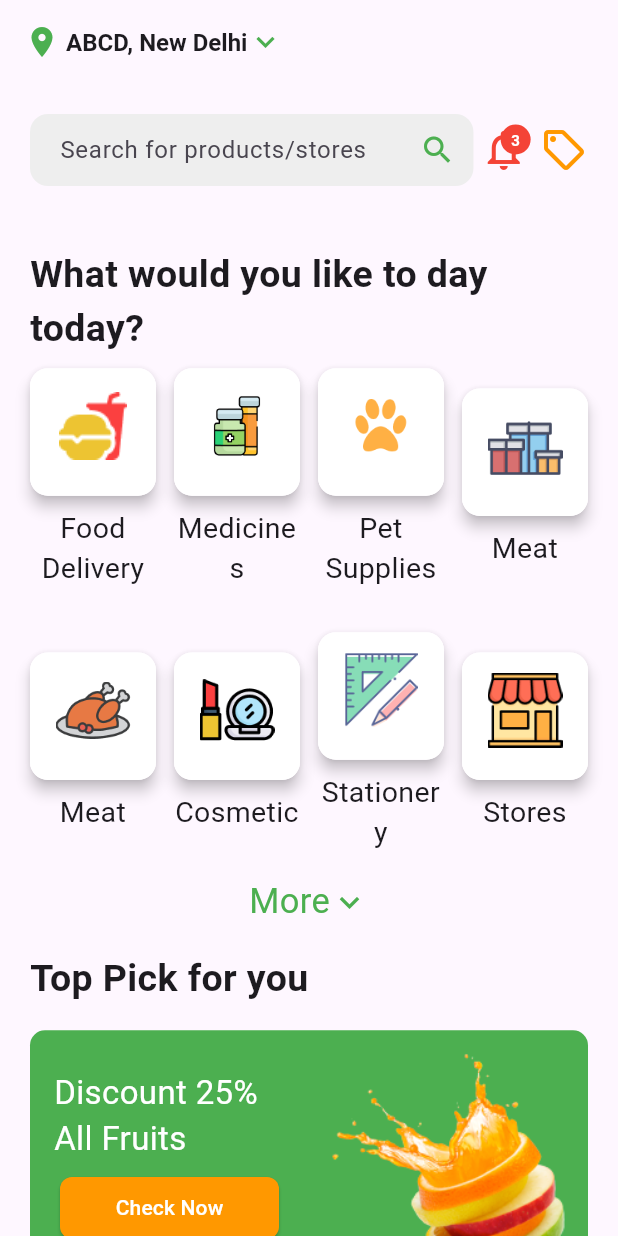
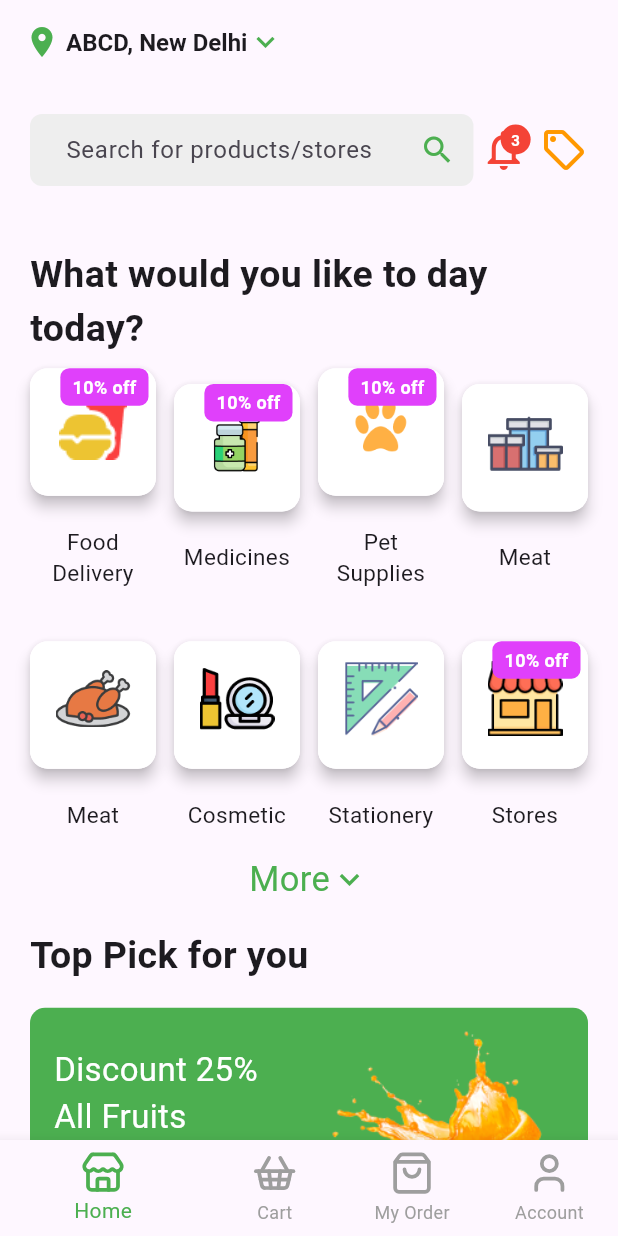
Before and after one commit to abijithpc/Tendora, a Flutter app: the screen it shows after launch, on a phone screen of 412 x 824 dp. Run offline on Flutter 3.47's test engine with Material 3 defaults, Android fonts, the phone set to English and light mode, and no system bars; our stand-ins replace flutter_riverpod, lucide_icons_flutter, timeago.

Commit message:
Completed 100%

```diff
--- /dev/null
+++ b/lib/Core/Widget/bottom_nav_bar.dart
@@ -0,0 +1,56 @@
+import 'package:flutter/material.dart';
+import 'package:flutter_riverpod/flutter_riverpod.dart';
+import 'package:lucide_icons_flutter/lucide_icons.dart';
+import 'package:trendora/Core/constant.dart';
+import 'package:trendora/Screens/account_page.dart';
+import 'package:trendora/Screens/cart_page.dart';
+import 'package:trendora/Screens/home_screen.dart';
+import 'package:trendora/Screens/order_page.dart';
+import 'package:trendora/provider/bottomnav_provider.dart';
+
+class BottomNavBar extends ConsumerWidget {
+  const BottomNavBar({super.key});
+
+  @override
+  Widget build(BuildContext context, WidgetRef ref) {
+    int _selectedIndex = ref.watch(bottomNavIndexProvider);
+
+    final List<Widget> _pages = [
+      HomeScreen(),
+      CartPage(),
+      OrderPage(),
+      AccountPage(),
+    ];
+    return Scaffold(
+      body: _pages[_selectedIndex],
+      bottomNavigationBar: BottomNavigationBar(
+        currentIndex: _selectedIndex,
+        selectedItemColor: kGreen,
+        unselectedItemColor: kGrey,
+        showSelectedLabels: true,
+        showUnselectedLabels: true,
+        onTap: (value) {
+          ref.read(bottomNavIndexProvider.notifier).state = value;
+        },
+        items: const [
+          BottomNavigationBarItem(
+            label: "Home",
+            icon: Icon(LucideIcons.store600, size: 30),
+          ),
+          BottomNavigationBarItem(
+            label: "Cart",
+            icon: Icon(LucideIcons.shoppingBasket600, size: 30),
+          ),
+          BottomNavigationBarItem(
+            label: "My Order",
+            icon: Icon(LucideIcons.shoppingBag600, size: 30),
+          ),
+          BottomNavigationBarItem(
+            label: "Account",
+            icon: Icon(LucideIcons.user600, size: 30),
+          ),
+        ],
+      ),
+    );
+  }
+}
--- a/lib/Screens/Widget/home_screen_widget/category_bar.dart
+++ b/lib/Screens/Widget/home_screen_widget/category_bar.dart
@@ -13,6 +13,7 @@ class CategoryBar1 extends StatelessWidget {
           children: const [
             Expanded(
               child: CategoryCard(
+                discountText: "10% off",
                 imagePath: "assets/icons/download.png",
                 title: "Food Delivery",
               ),
@@ -20,6 +21,7 @@ class CategoryBar1 extends StatelessWidget {
             SizedBox(width: 12),
             Expanded(
               child: CategoryCard(
+                discountText: "10% off",
                 imagePath: "assets/icons/download (1).png",
                 title: "Medicines",
               ),
@@ -27,6 +29,7 @@ class CategoryBar1 extends StatelessWidget {
             SizedBox(width: 12),
             Expanded(
               child: CategoryCard(
+                discountText: "10% off",
                 imagePath: "assets/icons/download (2).png",
                 title: "Pet Supplies",
               ),
@@ -40,7 +43,7 @@ class CategoryBar1 extends StatelessWidget {
             ),
           ],
         ),
-        SizedBox(height: 29),
+        SizedBox(height: 35),
         Row(
           mainAxisAlignment: MainAxisAlignment.spaceBetween,
           children: const [
@@ -67,6 +70,7 @@ class CategoryBar1 extends StatelessWidget {
             SizedBox(width: 12),
             Expanded(
               child: CategoryCard(
+                discountText: "10% off",
                 imagePath: "assets/icons/download (7).png",
                 title: "Stores",
               ),
--- a/lib/Screens/Widget/home_screen_widget/category_card.dart
+++ b/lib/Screens/Widget/home_screen_widget/category_card.dart
@@ -1,23 +1,27 @@
 import 'package:flutter/material.dart';
 
-//Category Card
 class CategoryCard extends StatelessWidget {
   final String title;
   final String imagePath;
   final VoidCallback? onTap;
+  final String? discountText; // 👈 Optional discount text
 
   const CategoryCard({
     super.key,
     required this.title,
     required this.imagePath,
     this.onTap,
+    this.discountText, // 👈 Add to constructor
   });
 
   @override
   Widget build(BuildContext context) {
     double cardWidth = MediaQuery.of(context).size.width / 2 - 30;
 
-    return Column(
+    return Stack(
+      alignment: Alignment.topCenter,
+      children: [
+        Column(
           children: [
             SizedBox(
               width: cardWidth,
@@ -45,12 +49,37 @@ class CategoryCard extends StatelessWidget {
                 ),
               ),
             ),
-        const SizedBox(height: 8),
-
+            const SizedBox(height: 20),
             Text(
               title,
               textAlign: TextAlign.center,
-          style: const TextStyle(fontSize: 19, fontWeight: FontWeight.normal),
+              style: const TextStyle(
+                fontSize: 15,
+                fontWeight: FontWeight.normal,
+              ),
+            ),
+          ],
+        ),
+        // ✅ Show discount only if provided
+        if (discountText != null)
+          Positioned(
+            top: 0,
+            right: 5,
+            child: Container(
+              padding: const EdgeInsets.symmetric(horizontal: 8, vertical: 4),
+              decoration: BoxDecoration(
+                color: Colors.purpleAccent,
+                borderRadius: BorderRadius.circular(6),
+              ),
+              child: Text(
+                discountText!,
+                style: const TextStyle(
+                  color: Colors.white,
+                  fontSize: 12,
+                  fontWeight: FontWeight.bold,
+                ),
+              ),
+            ),
           ),
       ],
     );
--- a/lib/Screens/Widget/home_screen_widget/home_body.dart
+++ b/lib/Screens/Widget/home_screen_widget/home_body.dart
@@ -31,7 +31,7 @@ class Home_body extends StatelessWidget {
           crossAxisAlignment: CrossAxisAlignment.center,
           children: [
             // Search Bar
-            SeatchBar(screenWidth: screenWidth),
+            SeatchBar(screenHeight: screenHeight, screenWidth: screenWidth),
             SizedBox(height: screenHeight * 0.05),
             Text(
               "What would you like to day today?",
--- a/lib/Screens/Widget/home_screen_widget/search_bar.dart
+++ b/lib/Screens/Widget/home_screen_widget/search_bar.dart
@@ -3,9 +3,14 @@ import 'package:trendora/Core/constant.dart';
 import 'package:trendora/Screens/notification_screen.dart';
 
 class SeatchBar extends StatelessWidget {
-  const SeatchBar({super.key, required this.screenWidth});
+  const SeatchBar({
+    super.key,
+    required this.screenHeight,
+    required this.screenWidth,
+  });
 
   final double screenWidth;
+  final double screenHeight;
 
   @override
   Widget build(BuildContext context) {
@@ -18,10 +23,13 @@ class SeatchBar extends StatelessWidget {
               suffixIcon: Icon(Icons.search, color: kGreen),
               fillColor: Colors.grey[200],
               filled: true,
-              contentPadding: EdgeInsets.symmetric(vertical: 0, horizontal: 16),
+              contentPadding: EdgeInsets.symmetric(
+                vertical: 0,
+                horizontal: 20,
+              ),
               enabledBorder: OutlineInputBorder(
                 borderSide: BorderSide(color: Colors.transparent),
-                borderRadius: BorderRadius.circular(12),
+                borderRadius: BorderRadius.circular(8),
               ),
               focusedBorder: OutlineInputBorder(
                 borderSide: BorderSide(color: kGreen),
--- a/lib/Screens/notification_screen.dart
+++ b/lib/Screens/notification_screen.dart
@@ -11,7 +11,9 @@ class NotificationScreen extends ConsumerWidget {
   Widget build(BuildContext context, WidgetRef ref) {
     final notificationAsync = ref.watch(notificationProvider);
     return Scaffold(
+      backgroundColor: kWhite,
       appBar: AppBar(
+        backgroundColor: kWhite,
         title: Text("Notifications"),
         leading: GestureDetector(
           onTap: () => Navigator.of(context).pop(),
@@ -27,7 +29,8 @@ class NotificationScreen extends ConsumerWidget {
             itemCount: notificaton.length,
             itemBuilder: (context, index) {
               final items = notificaton[index];
-              return Notification_card(items: items); //Notification Card
+              print("Image URL: ${items.image}");
+              return Notification_card(items: items);
             },
           );
         },
--- a/lib/main.dart
+++ b/lib/main.dart
@@ -1,6 +1,6 @@
 import 'package:flutter/material.dart';
 import 'package:flutter_riverpod/flutter_riverpod.dart';
-import 'package:trendora/Screens/home_screen.dart';
+import 'package:trendora/Core/Widget/bottom_nav_bar.dart';
 
 void main() {
   runApp(ProviderScope(child: MyApp()));
@@ -11,6 +11,6 @@ class MyApp extends StatelessWidget {
 
   @override
   Widget build(BuildContext context) {
-    return MaterialApp(home: HomeScreen(), debugShowCheckedModeBanner: false);
+    return MaterialApp(home: BottomNavBar(), debugShowCheckedModeBanner: false);
   }
 }
--- /dev/null
+++ b/lib/provider/bottomnav_provider.dart
@@ -0,0 +1,3 @@
+import 'package:flutter_riverpod/flutter_riverpod.dart';
+
+final bottomNavIndexProvider = StateProvider<int>((ref) => 0);
--- a/pubspec.yaml
+++ b/pubspec.yaml
@@ -39,6 +39,7 @@ dependencies:
   json_annotation: ^4.9.0
   json_serializable: ^6.9.5
   timeago: ^3.7.1
+  lucide_icons_flutter: ^3.0.7
 
 dev_dependencies:
   flutter_test:
```
Also changed, not shown: lib/Screens/Widget/notification_Widget/notification_card.dart (+9 -3 lines), lib/Screens/account_page.dart (added, +15 -0 lines), lib/Screens/cart_page.dart (added, +15 -0 lines), lib/Screens/order_page.dart (added, +15 -0 lines), pubspec.lock, 2 other files. Lines whose indentation alone changed are shown as unchanged.
